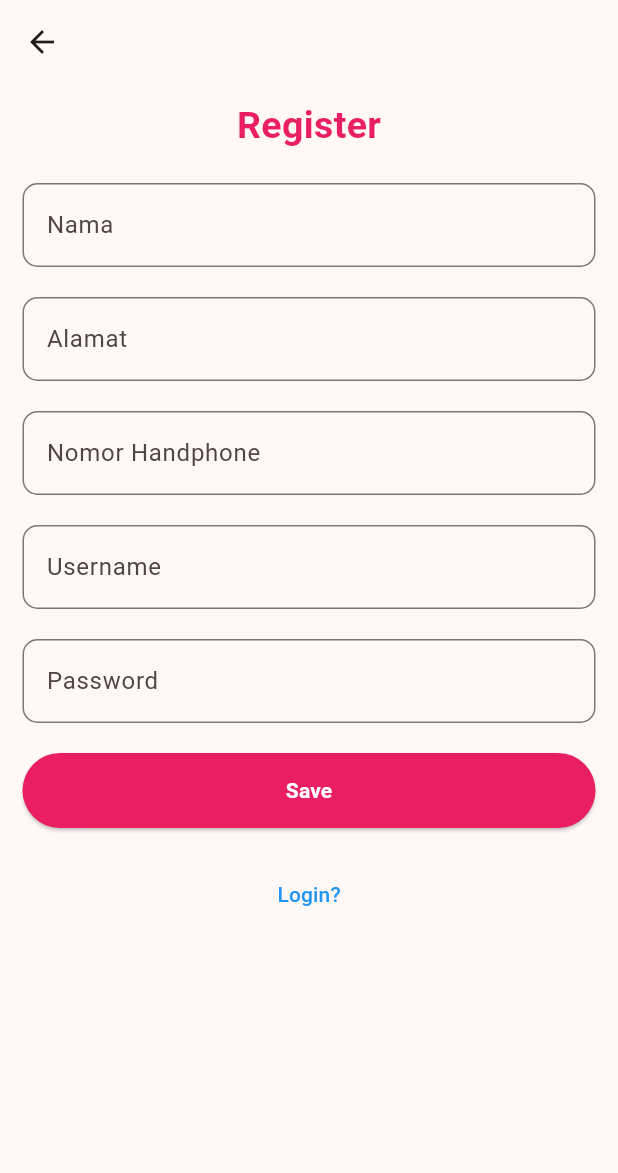
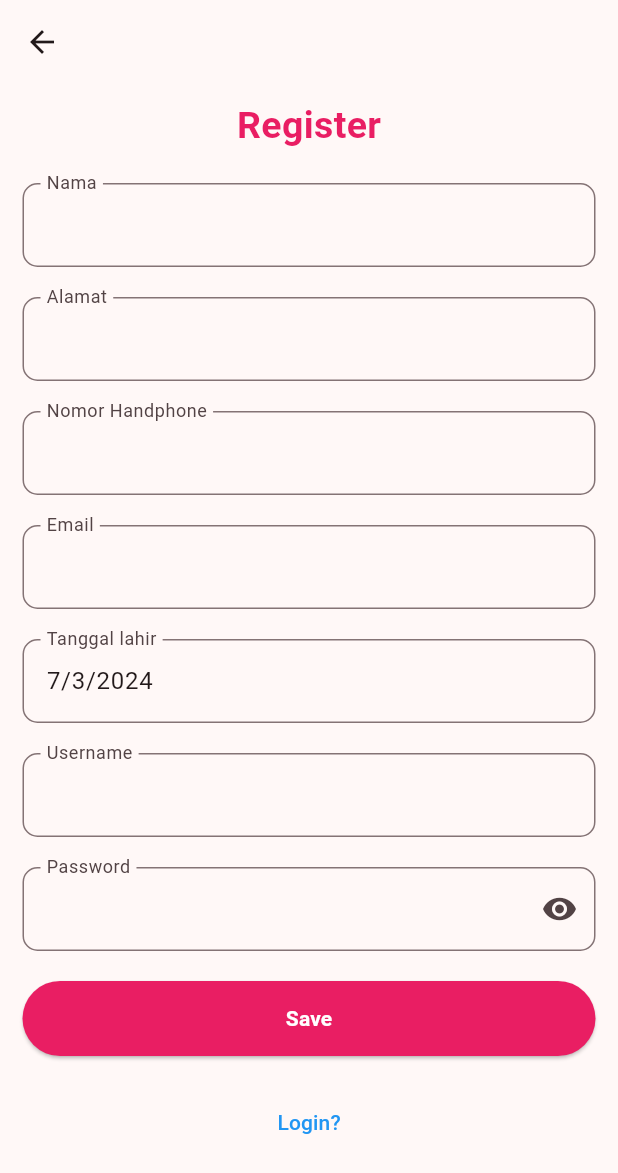
Before and after one commit to ilhmngrh/flutter, a Flutter app: the registerForm screen opened directly, on a phone screen of 412 x 824 dp. Shown: the top 1173 px of the screen. Run offline on Flutter 3.47's test engine with Material 3 defaults, Android fonts, the phone set to English and light mode, and no system bars.

Commit message:
meminimalisir bug 1

```diff
--- a/lib/Register_Form.dart
+++ b/lib/Register_Form.dart
@@ -1,23 +1,54 @@
 import 'package:flutter/material.dart';
 import 'package:flutter_application_1/main.dart';
 
-class registerForm extends StatelessWidget{
+class registerForm extends StatefulWidget {
+  @override
+  _RegisterFormState createState() => _RegisterFormState();
+}
+
+class _RegisterFormState extends State<registerForm> {
+  bool _obscureText = true;
+
   TextEditingController nama = TextEditingController();
   TextEditingController alamat = TextEditingController();
+  TextEditingController no_hp = TextEditingController();
+  TextEditingController email = TextEditingController();
+  TextEditingController tanggal = TextEditingController();
   TextEditingController username = TextEditingController();
   TextEditingController password = TextEditingController();
-  TextEditingController no_hp = TextEditingController();
 
-  void simpan(){
+  void simpan() {}
 
+  void tampilSandi() {
+    setState(() {
+      _obscureText = !_obscureText;
+    });
   }
 
-  Widget build(BuildContext context){
+  //date picker
+  DateTime _selectedDate = DateTime.now();
+
+  Future<void> _selectDate(BuildContext context) async {
+    final DateTime? pickedDate = await showDatePicker(
+      context: context,
+      initialDate: _selectedDate,
+      firstDate: DateTime(1900),
+      lastDate: DateTime(2100),
+    );
+    if (pickedDate != null && pickedDate != _selectedDate) {
+      setState(() {
+        _selectedDate = pickedDate;
+      });
+    }
+  }
+
+  @override
+  Widget build(BuildContext context) {
     return Scaffold(
       appBar: AppBar(
 
       ),
-      body: Center(
+      body: SingleChildScrollView(
         child: Column(
           children: [
             Container(
@@ -34,69 +65,105 @@ class registerForm extends StatelessWidget{
                   )
                 ],
               ),
-              ),
+            ),
             Container(
               padding: EdgeInsets.fromLTRB(15, 10, 15, 10),
               child: TextField(
                 controller: nama,
                 decoration: InputDecoration(
                   labelText: 'Nama',
-                  hintText: 'Masukkan nama Anda...',
                   border: OutlineInputBorder(
-                    borderRadius: BorderRadius.circular(10)
-                  )
+                      borderRadius: BorderRadius.circular(10)),
+                  floatingLabelBehavior: FloatingLabelBehavior.always,
                 ),
               ),
             ),
             Container(
               padding: EdgeInsets.fromLTRB(15, 10, 15, 10),
               child: TextField(
-                controller: nama,
+                controller: alamat,
                 decoration: InputDecoration(
                   labelText: 'Alamat',
-                  hintText: 'Masukkan alamat Anda...',
                   border: OutlineInputBorder(
                     borderRadius: BorderRadius.circular(10)
-                  )
+                  ),
+                  floatingLabelBehavior: FloatingLabelBehavior.always,
                 ),
               ),
             ),
             Container(
               padding: EdgeInsets.fromLTRB(15, 10, 15, 10),
               child: TextField(
-                controller: nama,
+                controller: no_hp,
                 decoration: InputDecoration(
                   labelText: 'Nomor Handphone',
-                  hintText: 'Masukkan nomor handphone Anda...',
                   border: OutlineInputBorder(
                     borderRadius: BorderRadius.circular(10)
-                  )
+                  ),
+                  floatingLabelBehavior: FloatingLabelBehavior.always,
                 ),
               ),
             ),
             Container(
               padding: EdgeInsets.fromLTRB(15, 10, 15, 10),
               child: TextField(
-                controller: nama,
+                controller: email,
                 decoration: InputDecoration(
-                  labelText: 'Username',
-                  hintText: 'Masukkan username Anda...',
+                  labelText: 'Email',
                   border: OutlineInputBorder(
                     borderRadius: BorderRadius.circular(10)
-                  )
+                  ),
+                  floatingLabelBehavior: FloatingLabelBehavior.always,
+                ),
+              ),
+            ),
+            Container(
+              padding: EdgeInsets.fromLTRB(15, 10, 15, 10),
+              child: GestureDetector(
+                onTap: () {
+                  _selectDate(context);
+                },
+                child: AbsorbPointer(
+                  child: TextFormField(
+                    controller: TextEditingController(
+                        text:
+                            '${_selectedDate.day}/${_selectedDate.month}/${_selectedDate.year}'),
+                    decoration: InputDecoration(
+                        labelText: 'Tanggal lahir',
+                        border: OutlineInputBorder(
+                            borderRadius: BorderRadius.circular(10))),
+                  ),
                 ),
               ),
             ),
             Container(
               padding: EdgeInsets.fromLTRB(15, 10, 15, 10),
               child: TextField(
-                controller: nama,
+                controller: username,
+                decoration: InputDecoration(
+                  labelText: 'Username',
+                  border: OutlineInputBorder(
+                    borderRadius: BorderRadius.circular(10)
+                  ),
+                  floatingLabelBehavior: FloatingLabelBehavior.always,
+                ),
+              ),
+            ),
+            Container(
+              padding: EdgeInsets.fromLTRB(15, 10, 15, 10),
+              child: TextField(
+                controller: password,
+                obscureText: _obscureText,
                 decoration: InputDecoration(
                   labelText: 'Password',
-                  hintText: 'Masukkan password Anda...',
                   border: OutlineInputBorder(
-                    borderRadius: BorderRadius.circular(10)
-                  )
+                      borderRadius: BorderRadius.circular(10)),
+                  floatingLabelBehavior: FloatingLabelBehavior.always,
+                  suffixIcon: IconButton(
+                    icon: Icon(
+                        _obscureText ? Icons.visibility : Icons.visibility_off),
+                    onPressed: tampilSandi,
+                  ),
                 ),
               ),
             ),
@@ -136,7 +203,8 @@ class registerForm extends StatelessWidget{
                 )
                 ),
             ),
-          ]),
+          ],
+        ),
       ),
     );
   }
--- a/lib/main.dart
+++ b/lib/main.dart
@@ -27,8 +27,6 @@ class MyApp extends StatelessWidget {
 
 class MyHomePage extends StatefulWidget {
   const MyHomePage({super.key, required this.title});
-
-
 
   final String title;
 
```
